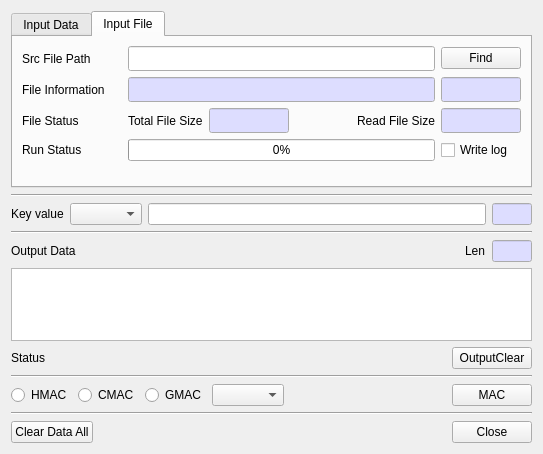
First picture: the form in BerEditor/gen_mac_dlg.ui, repository jykim74/BerEditor, before the edit.
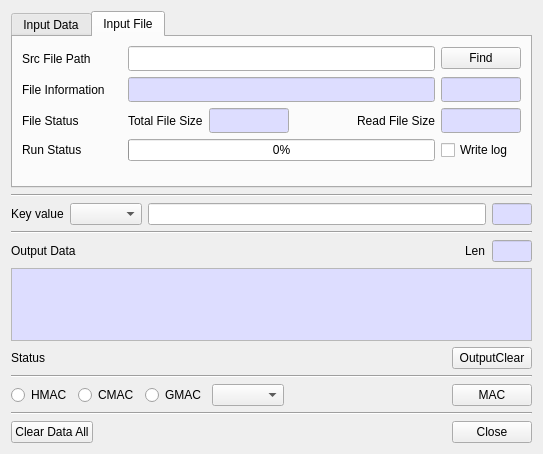
Second picture: the form after the edit.

Patch:
```diff
--- a/BerEditor/gen_mac_dlg.ui
+++ b/BerEditor/gen_mac_dlg.ui
@@ -790,7 +790,48 @@
     </layout>
    </item>
    <item>
-    <widget class="QPlainTextEdit" name="mOutputText"/>
+    <widget class="QPlainTextEdit" name="mOutputText">
+     <property name="palette">
+      <palette>
+       <active>
+        <colorrole role="Base">
+         <brush brushstyle="SolidPattern">
+          <color alpha="255">
+           <red>221</red>
+           <green>221</green>
+           <blue>255</blue>
+          </color>
+         </brush>
+        </colorrole>
+       </active>
+       <inactive>
+        <colorrole role="Base">
+         <brush brushstyle="SolidPattern">
+          <color alpha="255">
+           <red>221</red>
+           <green>221</green>
+           <blue>255</blue>
+          </color>
+         </brush>
+        </colorrole>
+       </inactive>
+       <disabled>
+        <colorrole role="Base">
+         <brush brushstyle="SolidPattern">
+          <color alpha="255">
+           <red>240</red>
+           <green>240</green>
+           <blue>240</blue>
+          </color>
+         </brush>
+        </colorrole>
+       </disabled>
+      </palette>
+     </property>
+     <property name="readOnly">
+      <bool>true</bool>
+     </property>
+    </widget>
    </item>
    <item>
     <layout class="QGridLayout" name="gridLayout_5">
```
